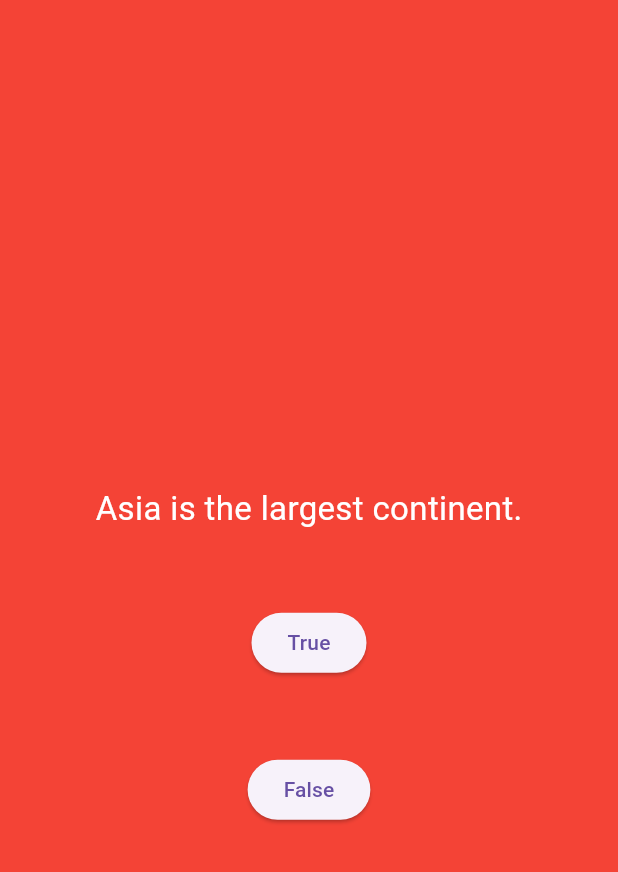
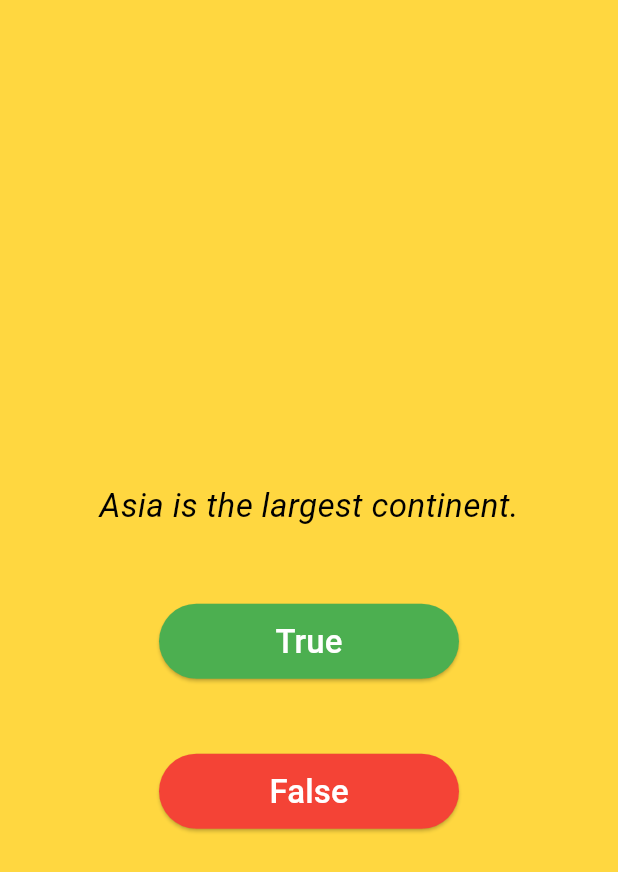
Before and after one commit to ayishasanakattil/quiz-1, a Flutter app: the screen it shows after launch, on a phone screen of 412 x 824 dp. Shown: the top 872 px of the screen. Run offline on Flutter 3.47's test engine with Material 3 defaults, Android fonts, the phone set to English and light mode, and no system bars.

Commit message:
quiz  changes

```diff
--- a/lib/questions.dart
+++ b/lib/questions.dart
@@ -1,4 +1,7 @@
+import 'dart:async';
+
 import 'package:flutter/material.dart';
+import 'package:quiz/trueimg.dart';
 
 class Question extends StatefulWidget {
   const Question({Key? key}) : super(key: key);
@@ -11,10 +14,8 @@ class _QuestionState extends State<Question> {
   @override
   Widget build(BuildContext context) {
     return Scaffold(
-      backgroundColor: Colors.red,
-      body: Padding(
-        padding: const EdgeInsets.only(),
-        child: Center(
+      backgroundColor: Colors.amberAccent,
+      body: Center(
         child: Column(
           mainAxisAlignment: MainAxisAlignment.center,
           children: [
@@ -23,18 +24,42 @@ class _QuestionState extends State<Question> {
             ),
             Text(
               "Asia is the largest continent.",
-                style: TextStyle(fontSize: 22, color: Colors.white),
+              style: TextStyle(
+                  fontSize: 22,
+                  color: Colors.black,
+                  fontStyle: FontStyle.italic),
             ),
             SizedBox(
               height: 50,
             ),
-              ElevatedButton(onPressed: () {}, child: Text('True')),
+            Container(
+              child: ElevatedButton(
+                style: ElevatedButton.styleFrom(backgroundColor: Colors.green),
+                  onPressed: () {
+
+                  },
+                  child: Text(
+                    'True',
+                    style: TextStyle(fontSize: 22,color: Colors.white),
+                  )),
+              height: 50,
+              width: 200,
+            ),
             SizedBox(
               height: 50,
             ),
-              ElevatedButton(onPressed: () {}, child: Text('False')),
+            Container(
+              child: ElevatedButton(
+                style: ElevatedButton.styleFrom(backgroundColor: Colors.red,),
+                  onPressed: () {},
+                  child: Text(
+                    'False',
+                    style: TextStyle(fontSize: 22,color: Colors.white),
+                  )),
+              height: 50,
+              width: 200,
+            ),
           ],
-          ),
         ),
       ),
     );
```
Also changed, not shown: lib/trueimg.dart (added, +19 -0 lines). Lines whose indentation alone changed are shown as unchanged.
